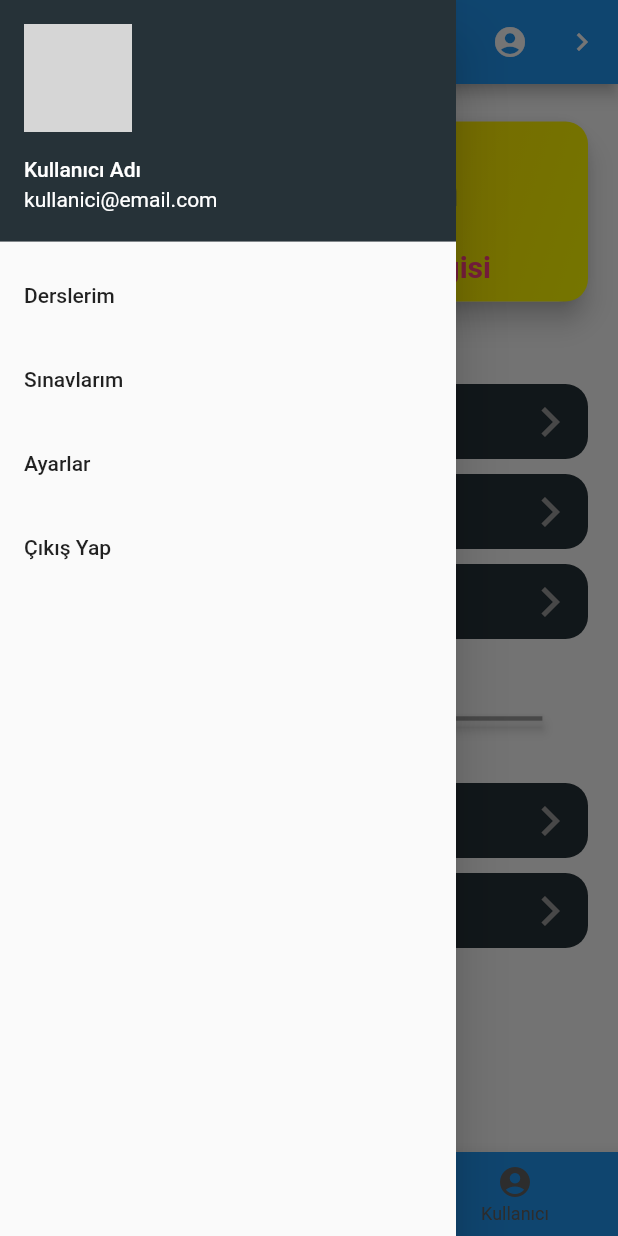
After one commit to HalukHackali/dindefterim_mobil_app, a Flutter app: the screen it shows after launch, with the side drawer open, on a phone screen of 412 x 824 dp. The commit adds this screen. Run offline on Flutter 3.47's test engine with Material 2 defaults, Android fonts, the light colour scheme and no system bars; our stand-ins replace flutter_markdown; network calls fail; grey boxes are pictures that could not be loaded.

Commit message:
Drawer menu eklendi.

```diff
--- a/lib/anasayfa_tasarim.dart
+++ b/lib/anasayfa_tasarim.dart
@@ -1,8 +1,8 @@
 import 'package:flutter/material.dart';
-
 
 import 'layout/app_bar_layout.dart';
 import 'layout/bottom_navigation_bar.dart';
+import 'layout/drawer_menu.dart';
 import 'layout/hazirlaniyor.dart';
 import 'okul/ilkokul/ilkokul_ekranlari.dart';
 import 'okul/lise/lise_ekranlari.dart';
@@ -34,8 +34,7 @@ class _MyHomePageState extends State<MyHomePage> {
     return SafeArea(
       child: Scaffold(
         appBar: buildAppBar(context),
-        body: SafeArea(
-          child: ListView(
+        body: ListView(
           children: [
             Column(
               children: <Widget>[
@@ -121,9 +120,8 @@ class _MyHomePageState extends State<MyHomePage> {
               ],
             ),
           ],
-
         ),
-        ),
+        drawer: DrawerWidget(),
         bottomNavigationBar: BottomNavBarWidget(aktifIcerikNo: _aktifIcerikNo),
       ),
     );
@@ -194,13 +192,10 @@ class _MyHomePageState extends State<MyHomePage> {
 }
 
 
-
 class SinifWidget extends StatelessWidget {
   const SinifWidget({
     Key? key,
   }) : super(key: key);
-
-
 
   @override
   Widget build(BuildContext context) {
--- a/lib/layout/app_bar_layout.dart
+++ b/lib/layout/app_bar_layout.dart
@@ -4,7 +4,12 @@ import '../yedek_unite_icerik.dart';
 
 AppBar buildAppBar(BuildContext context) {
   return AppBar(
-    leading: const Icon(Icons.menu),
+    leading: Builder(
+      builder: (context) => IconButton(
+        icon: const Icon(Icons.menu_open),
+        onPressed: () => Scaffold.of(context).openDrawer(),
+      ),
+    ),
     title: const Text("Dindefterim"),
     actions: <Widget>[
       IconButton(
--- /dev/null
+++ b/lib/layout/drawer_menu.dart
@@ -0,0 +1,50 @@
+import 'package:flutter/material.dart';
+
+class DrawerWidget extends StatelessWidget {
+  const DrawerWidget({
+    Key? key,
+  }) : super(key: key);
+
+  @override
+  Widget build(BuildContext context) {
+    return Drawer(
+      child: ListView(
+        padding: const EdgeInsets.all(0.0),
+        children: <Widget>[
+          UserAccountsDrawerHeader(
+            accountName: const Text("Kullanıcı Adı"),
+            accountEmail: const Text("kullanici@email.com"),
+            currentAccountPicture: Container(
+              decoration: BoxDecoration(
+                image: const DecorationImage(
+                    image: NetworkImage(
+                        "https://cdn.pixabay.com/photo/2015/03/04/22/35/head-659651_960_720.png"),
+                    fit: BoxFit.cover),
+                borderRadius: BorderRadius.circular(50.0),
+              ),
+            ),
+            decoration: const BoxDecoration(color: Color(0xff263238)),
+          ),
+          ListTile(
+            title: const Text("Derslerim"),
+            onTap: () {},
+          ),
+          ListTile(
+            title: const Text("Sınavlarım"),
+            onTap: () {},
+          ),
+          ListTile(
+            title: const Text("Ayarlar"),
+            onTap: () {},
+          ),
+          ListTile(
+            title: const Text("Çıkış Yap"),
+            onTap: () {
+              Navigator.pop(context);
+            },
+          ),
+        ],
+      ),
+    );
+  }
+}
```
Lines whose indentation alone changed are shown as unchanged.
